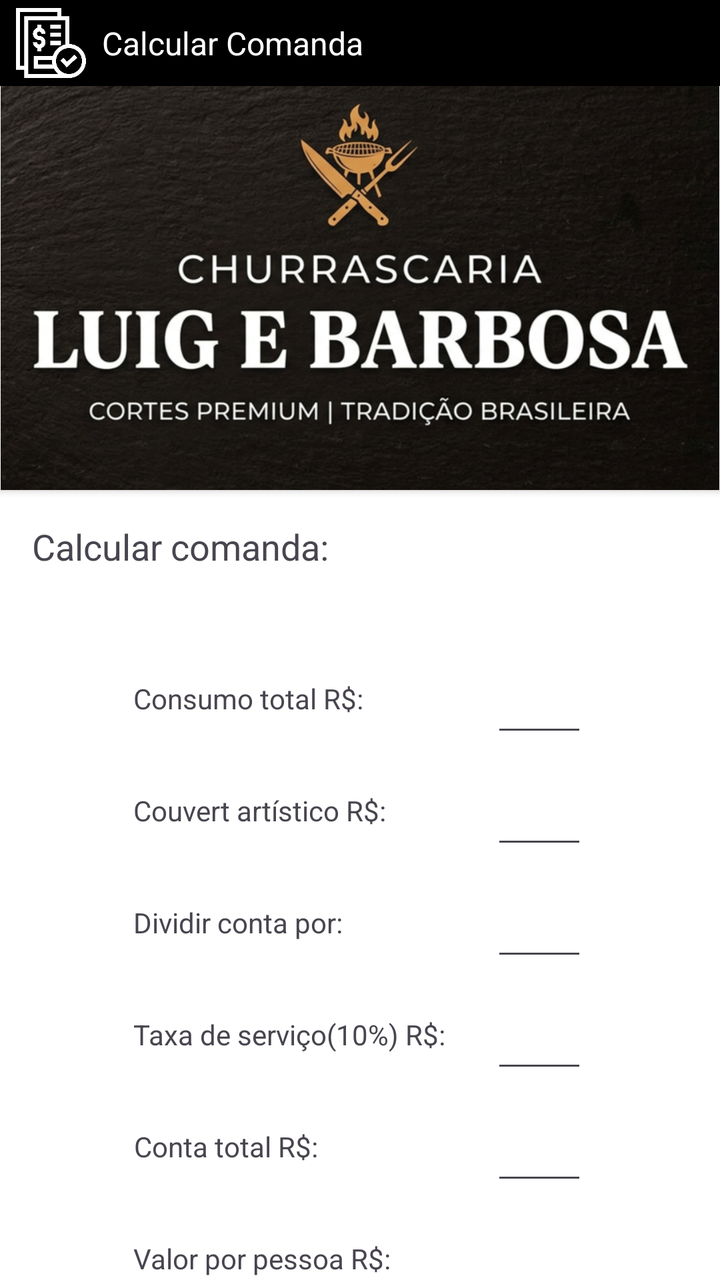
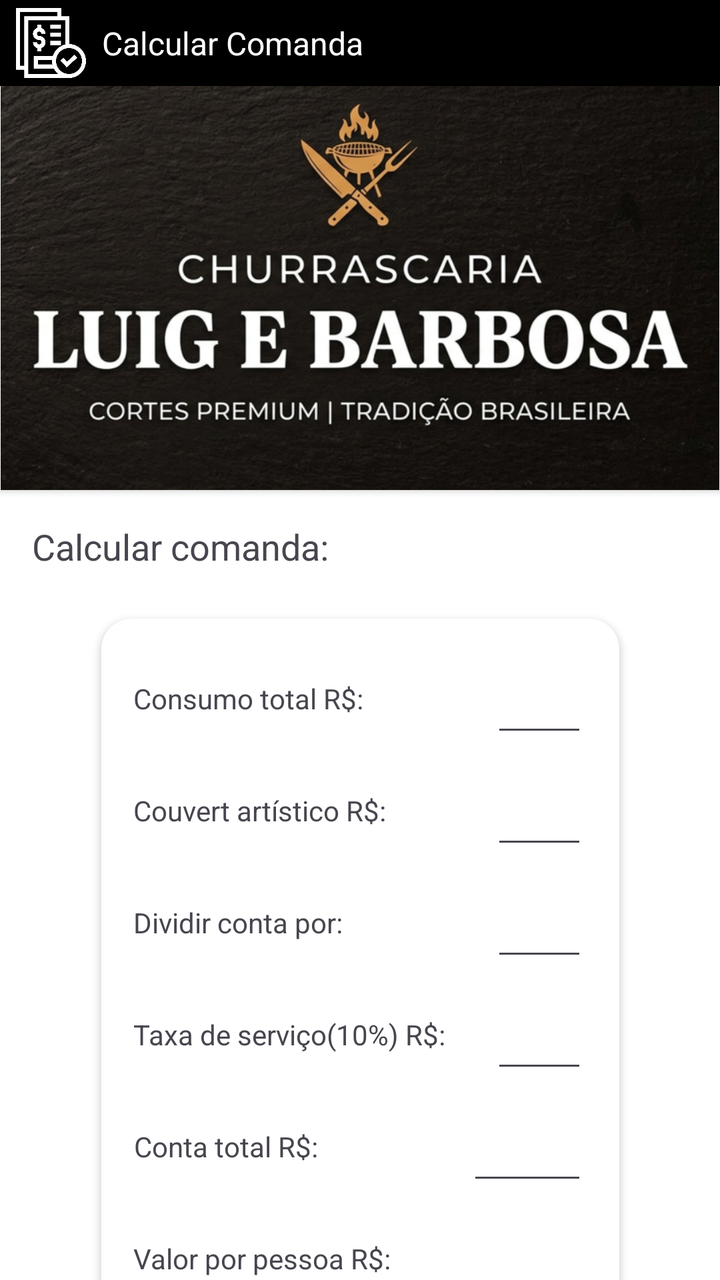

Two renders of the same Android screen: before a commit and after it. Below are the layout's source before the change and the commit's diff.
<!-- AndroidManifest.xml: application theme Theme.Layouttelas -->
<!-- res/layout/activity_tela_calcular_comanda.xml -->
<?xml version="1.0" encoding="utf-8"?>
<androidx.constraintlayout.widget.ConstraintLayout xmlns:android="http://schemas.android.com/apk/res/android"
    xmlns:app="http://schemas.android.com/apk/res-auto"
    xmlns:tools="http://schemas.android.com/tools"
    android:id="@+id/main"
    android:layout_width="match_parent"
    android:layout_height="match_parent"
    android:background="@color/black"
    tools:context=".TelaCalcularComanda">

    <androidx.constraintlayout.widget.ConstraintLayout
        android:id="@+id/ConstraintLayoutCalcularComanda"
        android:layout_width="match_parent"
        android:layout_height="match_parent">

        <androidx.constraintlayout.widget.ConstraintLayout
            android:id="@+id/ConstraintLayoutHeader"
            android:layout_width="wrap_content"
            android:layout_height="wrap_content"
            app:layout_constraintStart_toStartOf="parent"
            app:layout_constraintTop_toTopOf="parent">

            <ImageView
                android:id="@+id/imgHeaderIcon"
                android:layout_width="35dp"
                android:layout_height="35dp"
                android:layout_marginStart="8dp"
                android:layout_marginTop="4dp"
                android:layout_marginBottom="4dp"
                android:contentDescription="@string/header_pizza_description"
                app:layout_constraintBottom_toBottomOf="parent"
                app:layout_constraintStart_toStartOf="parent"
                app:layout_constraintTop_toTopOf="parent"
                app:srcCompat="@drawable/comanda_icon" />

            <TextView
                android:id="@+id/txtHeader"
                android:layout_width="wrap_content"
                android:layout_height="wrap_content"
                android:layout_marginStart="8dp"
                android:text="@string/header_tile_calcular_comanda"
                android:textColor="@color/white"
                android:textSize="16sp"
                app:layout_constraintBottom_toBottomOf="parent"
                app:layout_constraintStart_toEndOf="@+id/imgHeaderIcon"
                app:layout_constraintTop_toTopOf="parent" />

        </androidx.constraintlayout.widget.ConstraintLayout>

        <androidx.cardview.widget.CardView
            android:id="@+id/crdBackground"
            android:layout_width="0dp"
            android:layout_height="0dp"
            app:cardCornerRadius="0dp"
            app:cardElevation="0dp"
            app:layout_constraintBottom_toBottomOf="parent"
            app:layout_constraintEnd_toEndOf="parent"
            app:layout_constraintStart_toStartOf="parent"
            app:layout_constraintTop_toBottomOf="@+id/ConstraintLayoutHeader">

            <androidx.constraintlayout.widget.ConstraintLayout
                android:id="@+id/ConstraintLayoutBackground"
                android:layout_width="match_parent"
                android:layout_height="match_parent">

                <androidx.cardview.widget.CardView
                    android:id="@+id/crdBannerChurrascaria"
                    android:layout_width="wrap_content"
                    android:layout_height="wrap_content"
                    app:cardCornerRadius="0dp"
                    app:cardElevation="2dp"
                    app:cardMaxElevation="2dp"
                    app:cardUseCompatPadding="false"
                    app:layout_constraintEnd_toEndOf="parent"
                    app:layout_constraintStart_toStartOf="parent"
                    app:layout_constraintTop_toTopOf="parent">

                    <ImageView
                        android:id="@+id/imgBannerChurrascaria"
                        android:layout_width="wrap_content"
                        android:layout_height="wrap_content"
                        android:adjustViewBounds="true"
                        android:contentDescription="@string/banner_churrascaria_description"
                        android:scaleType="centerInside"
                        app:srcCompat="@drawable/banner_churrascaria" />
                </androidx.cardview.widget.CardView>

                <TextView
                    android:id="@+id/txtCalcularComanda"
                    android:layout_width="wrap_content"
                    android:layout_height="wrap_content"
                    android:layout_marginStart="16dp"
                    android:layout_marginTop="16dp"
                    android:text="@string/calcular_comanda"
                    android:textSize="18sp"
                    app:layout_constraintStart_toStartOf="parent"
                    app:layout_constraintTop_toBottomOf="@+id/crdBannerChurrascaria" />

                <androidx.cardview.widget.CardView
                    android:id="@+id/crdCalcularComanda"
                    android:layout_width="wrap_content"
                    android:layout_height="wrap_content"
                    android:layout_marginTop="24dp"
                    app:cardCornerRadius="15dp"
                    app:cardElevation="2dp"
                    app:cardUseCompatPadding="false"
                    app:layout_constraintEnd_toEndOf="parent"
                    app:layout_constraintStart_toStartOf="parent"
                    app:layout_constraintTop_toBottomOf="@+id/txtCalcularComanda">

                    <androidx.constraintlayout.widget.ConstraintLayout
                        android:id="@+id/ConstraintLayoutCalcularValor"
                        android:layout_width="match_parent"
                        android:layout_height="match_parent">

                        <TextView
                            android:id="@+id/txtConsumoTotal"
                            android:layout_width="wrap_content"
                            android:layout_height="48dp"
                            android:layout_marginStart="16dp"
                            android:layout_marginTop="16dp"
                            android:layout_marginEnd="64dp"
                            android:gravity="center"
                            android:text="@string/consumo_total"
                            app:layout_constraintEnd_toStartOf="@+id/edtConsumoTotal"
                            app:layout_constraintStart_toStartOf="parent"
                            app:layout_constraintTop_toTopOf="parent" />

                        <EditText
                            android:id="@+id/edtConsumoTotal"
                            android:layout_width="48dp"
                            android:layout_height="48dp"
                            android:layout_marginEnd="16dp"
                            android:backgroundTint="@null"
                            android:ems="10"
                            android:inputType="text"
                            android:textSize="18sp"
                            app:layout_constraintBottom_toBottomOf="@+id/txtConsumoTotal"
                            app:layout_constraintEnd_toEndOf="parent"
                            app:layout_constraintTop_toTopOf="@+id/txtConsumoTotal" />

                        <TextView
                            android:id="@+id/txtCouvertArtistico"
                            android:layout_width="wrap_content"
                            android:layout_height="48dp"
                            android:layout_marginStart="16dp"
                            android:layout_marginTop="8dp"
                            android:gravity="center"
                            android:text="@string/couvert_artistico"
                            app:layout_constraintStart_toStartOf="parent"
                            app:layout_constraintTop_toBottomOf="@+id/txtConsumoTotal" />

                        <EditText
                            android:id="@+id/edtCouvertArtistico"
                            android:layout_width="48dp"
                            android:layout_height="48dp"
                            android:layout_marginEnd="16dp"
                            android:ems="10"
                            android:inputType="text"
                            android:textSize="18sp"
                            app:layout_constraintBottom_toBottomOf="@+id/txtCouvertArtistico"
                            app:layout_constraintEnd_toEndOf="parent"
                            app:layout_constraintTop_toTopOf="@+id/txtCouvertArtistico" />

                        <TextView
                            android:id="@+id/txtDividirContaPor"
                            android:layout_width="wrap_content"
                            android:layout_height="48dp"
                            android:layout_marginStart="16dp"
                            android:layout_marginTop="8dp"
                            android:gravity="center"
                            android:text="@string/dividir_conta_por"
                            app:layout_constraintStart_toStartOf="parent"
                            app:layout_constraintTop_toBottomOf="@+id/txtCouvertArtistico" />

                        <EditText
                            android:id="@+id/edtDividirContaPor"
                            android:layout_width="48dp"
                            android:layout_height="48dp"
                            android:layout_marginEnd="16dp"
                            android:ems="10"
                            android:inputType="text"
                            android:textSize="18sp"
                            app:layout_constraintBottom_toBottomOf="@+id/txtDividirContaPor"
                            app:layout_constraintEnd_toEndOf="parent"
                            app:layout_constraintTop_toTopOf="@+id/txtDividirContaPor" />

                        <TextView
                            android:id="@+id/txtTaxaServico"
                            android:layout_width="wrap_content"
                            android:layout_height="48dp"
                            android:layout_marginStart="16dp"
                            android:layout_marginTop="8dp"
                            android:gravity="center"
                            android:text="@string/taxa_de_servico"
                            app:layout_constraintStart_toStartOf="parent"
                            app:layout_constraintTop_toBottomOf="@+id/txtDividirContaPor" />

                        <EditText
                            android:id="@+id/edtTaxaServico"
                            android:layout_width="48dp"
                            android:layout_height="48dp"
                            android:layout_marginEnd="16dp"
                            android:ems="10"
                            android:inputType="text"
                            android:textSize="18sp"
                            app:layout_constraintBottom_toBottomOf="@+id/txtTaxaServico"
                            app:layout_constraintEnd_toEndOf="parent"
                            app:layout_constraintTop_toTopOf="@+id/txtTaxaServico" />

                        <TextView
                            android:id="@+id/txtContaTotal"
                            android:layout_width="wrap_content"
                            android:layout_height="48dp"
                            android:layout_marginStart="16dp"
                            android:layout_marginTop="8dp"
                            android:gravity="center"
                            android:text="@string/conta_total"
                            app:layout_constraintStart_toStartOf="parent"
                            app:layout_constraintTop_toBottomOf="@+id/txtTaxaServico" />

                        <EditText
                            android:id="@+id/edtContaTotal"
                            android:layout_width="48dp"
                            android:layout_height="48dp"
                            android:layout_marginEnd="16dp"
                            android:ems="10"
                            android:inputType="text"
                            android:textSize="18sp"
                            app:layout_constraintBottom_toBottomOf="@+id/txtContaTotal"
                            app:layout_constraintEnd_toEndOf="parent"
                            app:layout_constraintTop_toTopOf="@+id/txtContaTotal" />

                        <TextView
                            android:id="@+id/txtValorPorPessoa"
                            android:layout_width="wrap_content"
                            android:layout_height="48dp"
                            android:layout_marginStart="16dp"
                            android:layout_marginTop="8dp"
                            android:gravity="center"
                            android:text="@string/valor_por_pessoa"
                            app:layout_constraintStart_toStartOf="parent"
                            app:layout_constraintTop_toBottomOf="@+id/txtContaTotal" />

                        <EditText
                            android:id="@+id/edtValorPorPessoa"
                            android:layout_width="48dp"
                            android:layout_height="48dp"
                            android:layout_marginEnd="16dp"
                            android:ems="10"
                            android:inputType="text"
                            android:textSize="18sp"
                            app:layout_constraintBottom_toBottomOf="@+id/txtValorPorPessoa"
                            app:layout_constraintEnd_toEndOf="parent"
                            app:layout_constraintTop_toTopOf="@+id/txtValorPorPessoa" />

                        <TextView
                            android:id="@+id/txtValorTotal"
                            android:layout_width="wrap_content"
                            android:layout_height="wrap_content"
                            android:layout_marginTop="16dp"
                            android:textSize="18sp"
                            app:layout_constraintEnd_toEndOf="parent"
                            app:layout_constraintStart_toStartOf="parent"
                            app:layout_constraintTop_toBottomOf="@+id/txtValorPorPessoa" />

                        <Button
                            android:id="@+id/btnCalcularContaFinal"
                            android:layout_width="wrap_content"
                            android:layout_height="wrap_content"
                            android:layout_marginTop="16dp"
                            android:layout_marginBottom="16dp"
                            android:backgroundTint="@color/btn_background_tint"
                            android:text="@string/btn_calcular_conta_final"
                            android:textColor="@color/btn_text_color"
                            app:cornerRadius="0dp"
                            app:layout_constraintBottom_toBottomOf="parent"
                            app:layout_constraintEnd_toEndOf="parent"
                            app:layout_constraintStart_toStartOf="parent"
                            app:layout_constraintTop_toBottomOf="@+id/txtValorTotal" />

                    </androidx.constraintlayout.widget.ConstraintLayout>

                </androidx.cardview.widget.CardView>

            </androidx.constraintlayout.widget.ConstraintLayout>
        </androidx.cardview.widget.CardView>
    </androidx.constraintlayout.widget.ConstraintLayout>

</androidx.constraintlayout.widget.ConstraintLayout>
<!-- resources referenced by this layout -->
<resources>
  <color name="black">#FF000000</color>
  <color name="white">#FFFFFFFF</color>
  <!-- drawable banner_churrascaria: png bitmap (drawable, 640184 bytes) -->
  <!-- drawable comanda_icon: png bitmap (drawable, 30080 bytes) -->
  <string name="banner_churrascaria_description">Banner de churrascaria escrito Churrascaria Luig e barbosa</string>
  <string name="btn_calcular_conta_final">Calcular Conta Final</string>
  <string name="calcular_comanda">Calcular comanda:</string>
  <string name="consumo_total">Consumo total R$:</string>
  <string name="conta_total">Conta total R$:</string>
  <string name="couvert_artistico">Couvert artístico R$:</string>
  <string name="dividir_conta_por">Dividir conta por:</string>
  <string name="header_pizza_description">Pizza minimalista de cor branca apontada para o canto inferior direito</string>
  <string name="header_tile_calcular_comanda">Calcular Comanda</string>
  <string name="taxa_de_servico">Taxa de serviço(10%) R$:</string>
  <string name="valor_por_pessoa">Valor por pessoa R$:</string>
  <style name="Theme.Layouttelas" parent="Base.Theme.Layouttelas" />
  <style name="Base.Theme.Layouttelas" parent="Theme.Material3.DayNight.NoActionBar">
          
          
      </style>
</resources>

<!-- the commit's change to res/layout/activity_tela_calcular_comanda.xml (unified diff, before → after) -->
@@ -221,7 +221,7 @@
 
                         <EditText
                             android:id="@+id/edtContaTotal"
-                            android:layout_width="48dp"
+                            android:layout_width="60dp"
                             android:layout_height="48dp"
                             android:layout_marginEnd="16dp"
                             android:ems="10"
@@ -244,7 +244,7 @@
 
                         <EditText
                             android:id="@+id/edtValorPorPessoa"
-                            android:layout_width="48dp"
+                            android:layout_width="60dp"
                             android:layout_height="48dp"
                             android:layout_marginEnd="16dp"
                             android:ems="10"
@@ -253,16 +253,6 @@
                             app:layout_constraintBottom_toBottomOf="@+id/txtValorPorPessoa"
                             app:layout_constraintEnd_toEndOf="parent"
                             app:layout_constraintTop_toTopOf="@+id/txtValorPorPessoa" />
-
-                        <TextView
-                            android:id="@+id/txtValorTotal"
-                            android:layout_width="wrap_content"
-                            android:layout_height="wrap_content"
-                            android:layout_marginTop="16dp"
-                            android:textSize="18sp"
-                            app:layout_constraintEnd_toEndOf="parent"
-                            app:layout_constraintStart_toStartOf="parent"
-                            app:layout_constraintTop_toBottomOf="@+id/txtValorPorPessoa" />
 
                         <Button
                             android:id="@+id/btnCalcularContaFinal"
@@ -277,7 +267,7 @@
                             app:layout_constraintBottom_toBottomOf="parent"
                             app:layout_constraintEnd_toEndOf="parent"
                             app:layout_constraintStart_toStartOf="parent"
-                            app:layout_constraintTop_toBottomOf="@+id/txtValorTotal" />
+                            app:layout_constraintTop_toBottomOf="@+id/txtValorPorPessoa" />
 
                     </androidx.constraintlayout.widget.ConstraintLayout>
 
